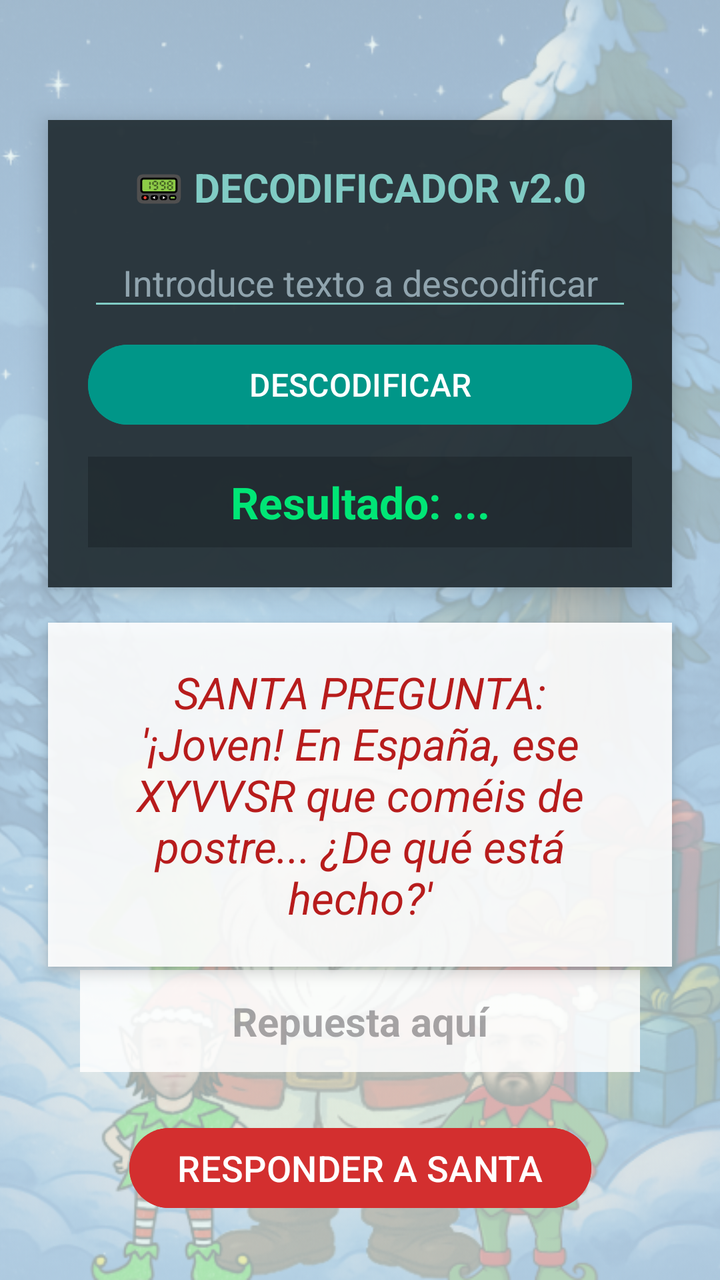
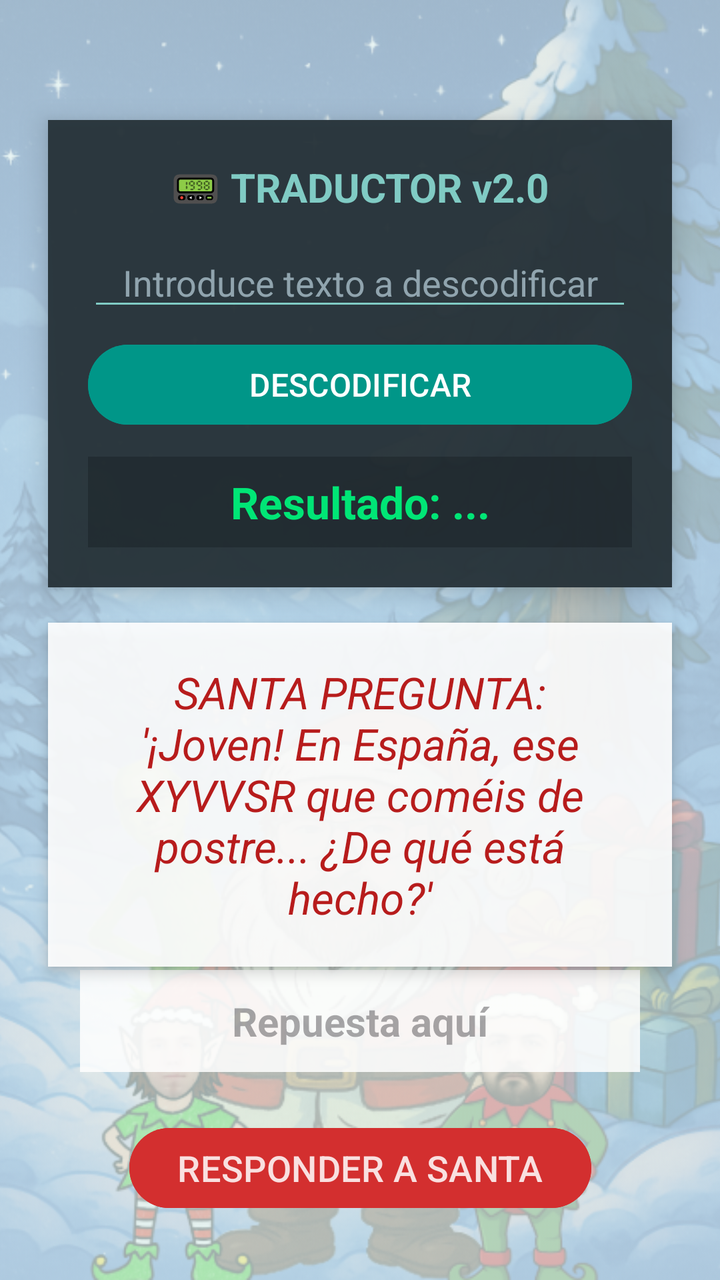

Before-and-after screenshots of an Android layout around one commit, followed by the original layout XML and the change that was made.
<!-- AndroidManifest.xml: application theme Theme.NavidAPP_2DAM -->
<!-- res/layout/fragment_juego_descifrar.xml -->
<?xml version="1.0" encoding="utf-8"?>
<androidx.constraintlayout.widget.ConstraintLayout
    xmlns:android="http://schemas.android.com/apk/res/android"
    xmlns:app="http://schemas.android.com/apk/res-auto"
    android:layout_width="match_parent"
    android:layout_height="match_parent"
    android:background="#E0F2F1">

    <ImageView
        android:layout_width="match_parent"
        android:layout_height="match_parent"
        android:src="@drawable/fondo_principal"
        android:scaleType="centerCrop"
        android:alpha="0.3"/>

    <LinearLayout
        android:id="@+id/panelDecodificador"
        android:layout_width="match_parent"
        android:layout_height="wrap_content"
        android:orientation="vertical"
        android:background="#F2263238"
        android:padding="20dp"
        android:elevation="8dp"
        android:layout_marginHorizontal="24dp"
        android:layout_marginTop="60dp"
        android:layout_marginBottom="16dp"
        app:layout_constraintTop_toTopOf="parent"
        app:layout_constraintStart_toStartOf="parent"
        app:layout_constraintEnd_toEndOf="parent">

        <TextView
            android:layout_width="wrap_content"
            android:layout_height="wrap_content"
            android:text="📟 DECODIFICADOR v2.0"
            android:textColor="#80CBC4"
            android:textStyle="bold"
            android:textSize="20sp"
            android:layout_gravity="center"/>

        <EditText
            android:id="@+id/etEntradaCifrada"
            android:layout_width="match_parent"
            android:layout_height="wrap_content"
            android:hint="Introduce texto a descodificar"
            android:textColorHint="#90A4AE"
            android:textColor="#FFFFFF"
            android:textSize="18sp"
            android:textAlignment="center"
            android:backgroundTint="#80CBC4"
            android:layout_marginTop="12dp"/>

        <Button
            android:id="@+id/btnDecodificar"
            android:layout_width="match_parent"
            android:layout_height="wrap_content"
            android:text="DESCODIFICAR"
            android:textSize="16sp"
            android:backgroundTint="#009688"
            android:layout_marginTop="8dp"/>

        <TextView
            android:id="@+id/tvResultadoDecodificado"
            android:layout_width="match_parent"
            android:layout_height="wrap_content"
            android:text="Resultado: ..."
            android:textColor="#00E676"
            android:textSize="22sp"
            android:textStyle="bold"
            android:gravity="center"
            android:padding="8dp"
            android:background="#33000000"
            android:layout_marginTop="12dp"/>
    </LinearLayout>

    <TextView
        android:id="@+id/tvPregunta"
        android:layout_width="0dp"
        android:layout_height="wrap_content"
        android:text="SANTA PREGUNTA:\n'¡Joven! En España, ese XYVVSR que coméis de postre... ¿De qué está hecho?'"
        android:textSize="22sp"
        android:gravity="center"
        android:textStyle="italic"
        android:textColor="#B71C1C"
        android:background="#E6FFFFFF"
        android:padding="20dp"
        android:elevation="4dp"
        android:layout_marginHorizontal="24dp"
        android:layout_marginTop="16dp"
        app:layout_constraintTop_toBottomOf="@id/panelDecodificador"
        app:layout_constraintStart_toStartOf="parent"
        app:layout_constraintEnd_toEndOf="parent"
        app:layout_constraintBottom_toTopOf="@id/etRespuestaFinal"/>

    <EditText
        android:id="@+id/etRespuestaFinal"
        android:layout_width="0dp"
        android:layout_height="wrap_content"
        android:hint="Repuesta aquí"
        android:textAlignment="center"
        android:textSize="20sp"
        android:textStyle="bold"
        android:textColor="#1B5E20"
        android:background="#D9FFFFFF"
        android:padding="12dp"
        android:layout_marginHorizontal="40dp"
        android:layout_marginBottom="24dp"
        app:layout_constraintBottom_toTopOf="@+id/btnEnviarRespuesta"
        app:layout_constraintStart_toStartOf="parent"
        app:layout_constraintEnd_toEndOf="parent"/>

    <Button
        android:id="@+id/btnEnviarRespuesta"
        android:layout_width="wrap_content"
        android:layout_height="wrap_content"
        android:text="RESPONDER A SANTA"
        android:textSize="18sp"
        android:backgroundTint="#D32F2F"
        android:layout_marginBottom="32dp"
        app:layout_constraintBottom_toBottomOf="parent"
        app:layout_constraintStart_toStartOf="parent"
        app:layout_constraintEnd_toEndOf="parent"/>

</androidx.constraintlayout.widget.ConstraintLayout>
<!-- resources referenced by this layout -->
<resources>
  <!-- drawable fondo_principal: png bitmap (drawable, 873567 bytes) -->
  <style name="Theme.NavidAPP_2DAM" parent="Base.Theme.NavidAPP_2DAM" />
  <style name="Base.Theme.NavidAPP_2DAM" parent="Theme.Material3.DayNight.NoActionBar">
          
          
      </style>
</resources>

<!-- the commit's change to res/layout/fragment_juego_descifrar.xml (unified diff, before → after) -->
@@ -31,7 +31,7 @@
         <TextView
             android:layout_width="wrap_content"
             android:layout_height="wrap_content"
-            android:text="📟 DECODIFICADOR v2.0"
+            android:text="📟 TRADUCTOR v2.0"
             android:textColor="#80CBC4"
             android:textStyle="bold"
             android:textSize="20sp"
@@ -114,6 +114,7 @@
         android:layout_height="wrap_content"
         android:text="RESPONDER A SANTA"
         android:textSize="18sp"
+        android:textColor="#D9FFFFFF"
         android:backgroundTint="#D32F2F"
         android:layout_marginBottom="32dp"
         app:layout_constraintBottom_toBottomOf="parent"
